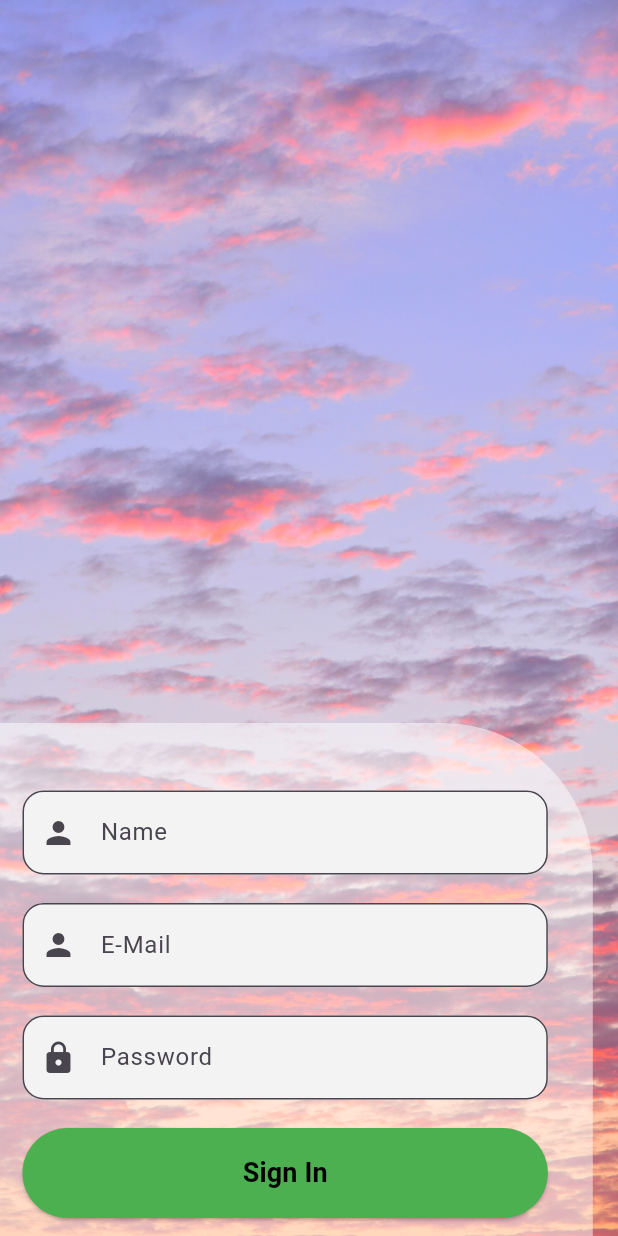
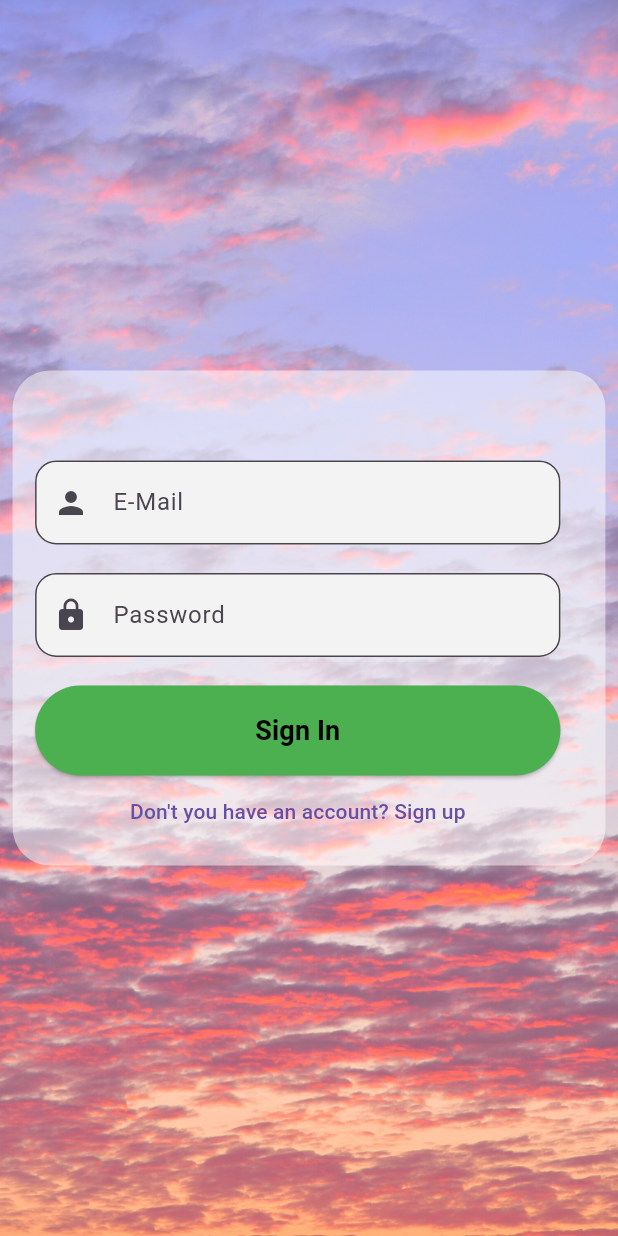
Before and after one commit to SemihKucukpehlivan/sign_ease, a Flutter app: the screen it shows after launch, on a phone screen of 412 x 824 dp. Run offline on Flutter 3.47's test engine with Material 3 defaults, Android fonts, the phone set to English and light mode, and no system bars; our stand-ins replace cloud_firestore, firebase_auth, firebase_core, fluttertoast, get_it; accounts and stored records are empty.

Commit message:
FirebaseAuth loginScreen added

```diff
--- a/lib/main.dart
+++ b/lib/main.dart
@@ -2,7 +2,7 @@ import 'package:firebase_core/firebase_core.dart';
 import 'package:flutter/material.dart';
 import 'package:sign_ease/firebase_options.dart';
 import 'package:sign_ease/locator.dart';
-import 'package:sign_ease/screens/loginAndSigninScreens/loginScreen.dart';
+import 'package:sign_ease/screens/loginAndSigninScreens/loginPage.dart';
 
 void main() async {
   WidgetsFlutterBinding.ensureInitialized();
--- /dev/null
+++ b/lib/screens/loginAndSigninScreens/loginPage.dart
@@ -0,0 +1,132 @@
+import 'package:flutter/material.dart';
+import 'package:sign_ease/locator.dart';
+import 'package:sign_ease/screens/loginAndSigninScreens/SignUpPage.dart';
+import 'package:sign_ease/services/authsService.dart';
+
+class LoginScreen extends StatefulWidget {
+  const LoginScreen({super.key});
+
+  @override
+  State<LoginScreen> createState() => _LoginScreenState();
+}
+
+class _LoginScreenState extends State<LoginScreen> {
+  TextEditingController emailController = TextEditingController();
+  TextEditingController passwordController = TextEditingController();
+  @override
+  Widget build(BuildContext context) {
+    return Scaffold(
+      body: Stack(
+        fit: StackFit.expand,
+        children: [
+          Image.asset(
+            "assets/images/background.png",
+            fit: BoxFit.cover,
+          ),
+          Column(
+            mainAxisAlignment: MainAxisAlignment.center,
+            children: [
+              Align(
+                alignment: Alignment.center,
+                child: Container(
+                  decoration: BoxDecoration(
+                    borderRadius: const BorderRadius.all(Radius.circular(25)),
+                    color: Colors.white.withOpacity(
+                        0.5), // Opaklık değeri buradan ayarlanabilir
+                  ),
+                  child: Padding(
+                    padding: const EdgeInsets.only(
+                        right: 30, left: 15, top: 45, bottom: 12),
+                    child: Column(
+                      children: [
+                        const SizedBox(height: 15),
+                        TextInputContainer(
+                            controller: emailController,
+                            hintText: "E-Mail",
+                            icon: const Icon(Icons.person)),
+                        const SizedBox(height: 15),
+                        TextInputContainer(
+                            controller: passwordController,
+                            hintText: "Password",
+                            icon: const Icon(Icons.lock)),
+                        const SizedBox(height: 15),
+                        ElevatedButton(
+                          style: ElevatedButton.styleFrom(
+                              minimumSize: Size(
+                                  MediaQuery.of(context).size.width * 0.85, 60),
+                              backgroundColor: Colors.green),
+                          onPressed: () {
+                            locator.get<AuthService>().signIn(
+                                  context,
+                                  email: emailController.text,
+                                  password: passwordController.text,
+                                );
+                          },
+                          child: const Text(
+                            "Sign In",
+                            style: TextStyle(
+                                fontSize: 18,
+                                color: Colors.black,
+                                fontWeight: FontWeight.bold),
+                          ),
+                        ),
+                        TextButton(
+                            onPressed: () {
+                              Navigator.push(
+                                context,
+                                MaterialPageRoute(
+                                    builder: (context) => SignUpScreen()),
+                              );
+                            },
+                            child: Text("Don't you have an account? Sign up"))
+                      ],
+                    ),
+                  ),
+                ),
+              ),
+            ],
+          ),
+        ],
+      ),
+    );
+  }
+}
+
+class TextInputContainer extends StatelessWidget {
+  final String hintText;
+  final TextEditingController controller;
+  final Icon icon;
+  const TextInputContainer(
+      {required this.controller,
+      required this.hintText,
+      required this.icon,
+      super.key});
+
+  @override
+  Widget build(BuildContext context) {
+    return Column(
+      crossAxisAlignment: CrossAxisAlignment.center,
+      children: [
+        SizedBox(
+          width: MediaQuery.of(context).size.width * 0.85,
+          height: 60,
+          child: TextFormField(
+            controller: controller,
+            validator: (val) =>
+                val?.length == 0 ? "Please Enter $hintText" : null,
+            onSaved: (newValue) => controller.text = newValue ?? " ",
+            decoration: InputDecoration(
+              hintText: hintText,
+              prefixIcon: icon,
+              border: OutlineInputBorder(
+                borderRadius: BorderRadius.circular(14),
+              ),
+              filled: true,
+              fillColor: const Color.fromARGB(255, 243, 243, 243),
+            ),
+          ),
+        )
+      ],
+    );
+  }
+}
```
Also changed, not shown: lib/screens/loginAndSigninScreens/SignUpPage.dart (renamed from lib/screens/loginAndSigninScreens/loginScreen.dart, +17 -7 lines), lib/screens/mainPage.dart (added, +18 -0 lines), lib/services/authsService.dart (+19 -0 lines).
